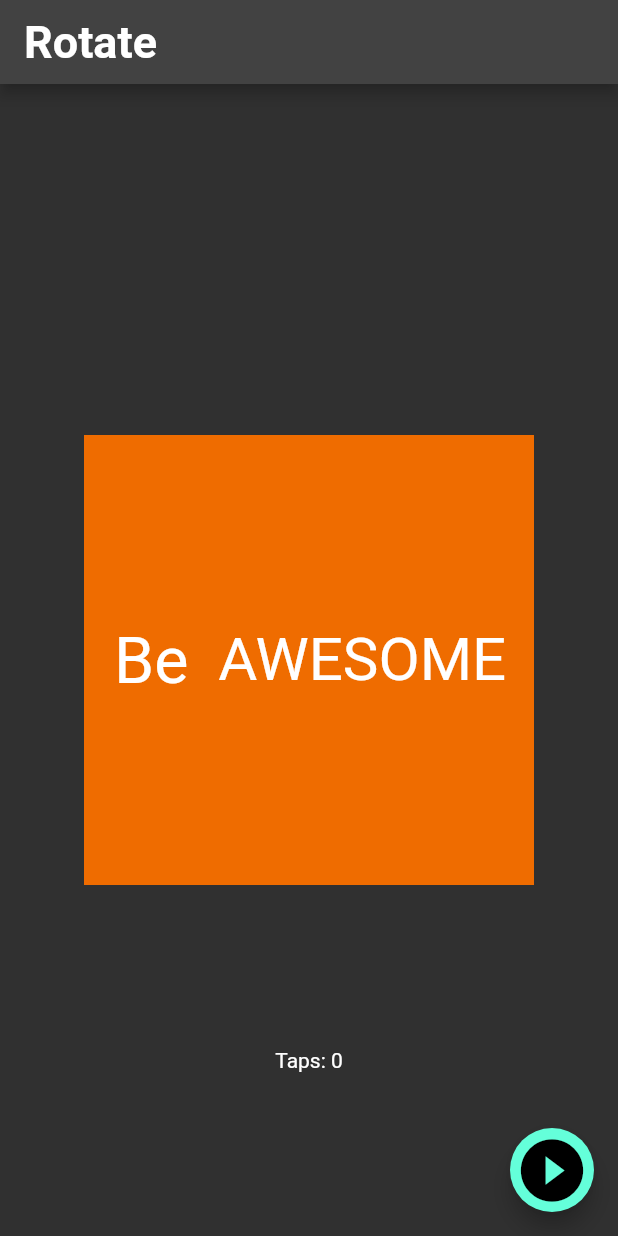
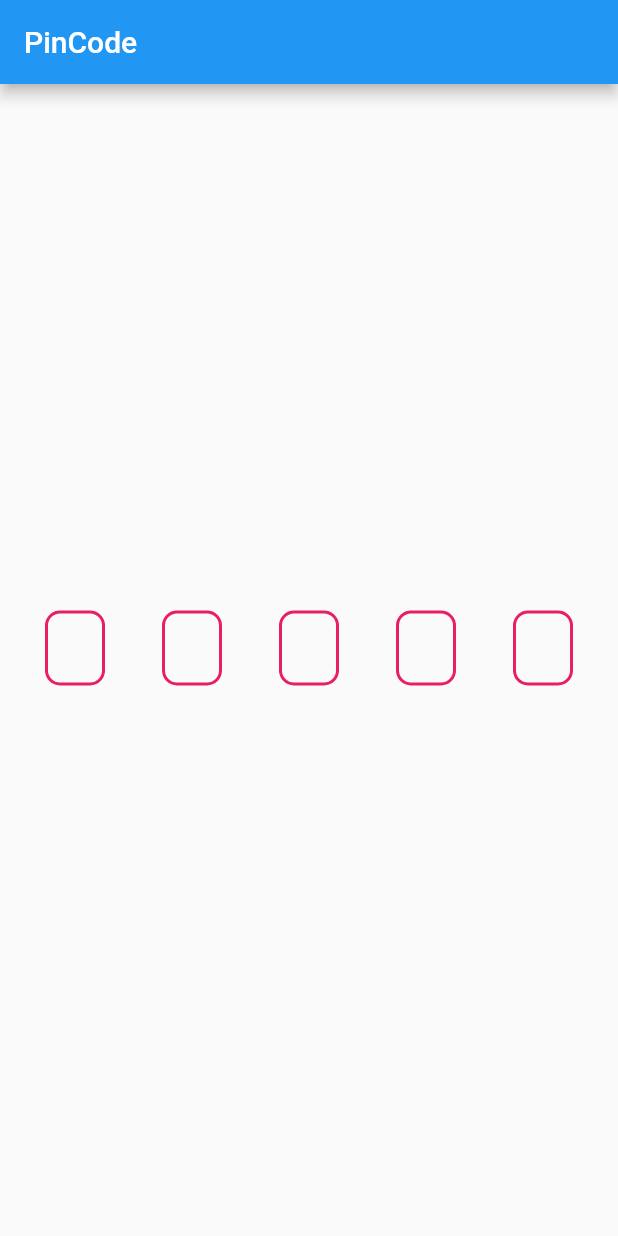
Before and after one commit to Ghauoor/Flutter_Pkgs, a Flutter app: the screen it shows after launch, on a phone screen of 412 x 824 dp. Run offline on Flutter 3.47's test engine with Material 2 defaults, Android fonts, the light colour scheme and no system bars; drawn by our look-alikes of animated_text_kit, pin_code_fields; our stand-ins replace badges, readmore; Roboto replaces fonts that are missing (Horizon).

Commit message:
pin_text_field

```diff
--- a/lib/main.dart
+++ b/lib/main.dart
@@ -1,5 +1,6 @@
 import 'package:flutter/material.dart';
 import 'package:pub_dev_packges/animated_text.dart';
+import 'package:pub_dev_packges/pin_code_field.dart';
 
 void main() {
   runApp(const MyApp());
@@ -14,6 +15,6 @@ class MyApp extends StatelessWidget {
         title: 'Packges',
         debugShowCheckedModeBanner: false,
         theme: ThemeData(primarySwatch: Colors.blue),
-        home: AnimatedText());
+        home: const PinCodeFields());
   }
 }
--- /dev/null
+++ b/lib/pin_code_field.dart
@@ -0,0 +1,37 @@
+import 'package:flutter/material.dart';
+import 'package:pin_code_fields/pin_code_fields.dart';
+
+class PinCodeFields extends StatelessWidget {
+  const PinCodeFields({Key? key}) : super(key: key);
+
+  @override
+  Widget build(BuildContext context) {
+    return Scaffold(
+      appBar: AppBar(title: const Text('PinCode')),
+      body: Padding(
+        padding: const EdgeInsets.symmetric(horizontal: 30.0),
+        child: Center(
+          child: PinCodeTextField(
+            appContext: context,
+            length: 5,
+            keyboardType: TextInputType.number,
+            pinTheme: PinTheme(
+              activeColor: Colors.deepPurple,
+              inactiveColor: Colors.pink,
+              inactiveFillColor: Colors.amber,
+              shape: PinCodeFieldShape.box,
+              fieldHeight: 50,
+              fieldWidth: 40,
+              borderWidth: 2,
+              borderRadius: BorderRadius.circular(10),
+            ),
+            obscureText: true,
+            obscuringCharacter: '*',
+            enabled: true,
+            onChanged: (val) {},
+          ),
+        ),
+      ),
+    );
+  }
+}
--- a/pubspec.yaml
+++ b/pubspec.yaml
@@ -33,6 +33,7 @@ dependencies:
   flutter:
     sdk: flutter
   font_awesome_flutter: ^10.2.1
+  pin_code_fields: ^7.4.0
   readmore: ^2.2.0
 
 dev_dependencies:
```
Also changed, not shown: pubspec.lock.
